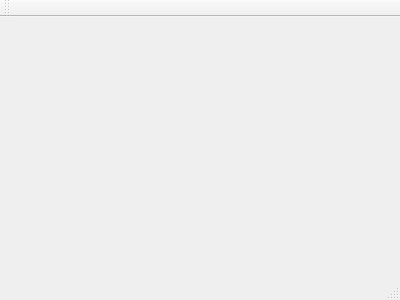
First picture: the form in moni_con.ui, repository stanleywinata/Motor_GUI, before the edit.
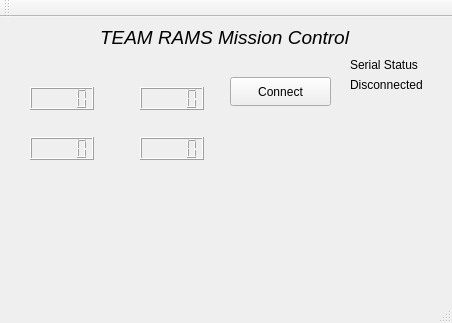
Second picture: the form after the edit.

Patch:
```diff
--- a/moni_con.ui
+++ b/moni_con.ui
@@ -1,24 +1,141 @@
 <ui version="4.0">
  <class>Moni_Con</class>
- <widget class="QMainWindow" name="Moni_Con" >
-  <property name="geometry" >
+ <widget class="QMainWindow" name="Moni_Con">
+  <property name="geometry">
    <rect>
     <x>0</x>
     <y>0</y>
-    <width>400</width>
-    <height>300</height>
+    <width>452</width>
+    <height>323</height>
    </rect>
   </property>
   <property name="windowTitle" >
    <string>Moni_Con</string>
   </property>
-  <widget class="QMenuBar" name="menuBar" />
-  <widget class="QToolBar" name="mainToolBar" />
-  <widget class="QWidget" name="centralWidget" />
-  <widget class="QStatusBar" name="statusBar" />
+  <widget class="QWidget" name="centralWidget">
+   <widget class="QLCDNumber" name="sonar">
+    <property name="geometry">
+     <rect>
+      <x>30</x>
+      <y>70</y>
+      <width>64</width>
+      <height>23</height>
+     </rect>
+    </property>
+   </widget>
+   <widget class="QLCDNumber" name="temperature">
+    <property name="geometry">
+     <rect>
+      <x>140</x>
+      <y>70</y>
+      <width>64</width>
+      <height>23</height>
+     </rect>
+    </property>
+   </widget>
+   <widget class="QLCDNumber" name="ranger">
+    <property name="geometry">
+     <rect>
+      <x>30</x>
+      <y>120</y>
+      <width>64</width>
+      <height>23</height>
+     </rect>
+    </property>
+   </widget>
+   <widget class="QLCDNumber" name="flex">
+    <property name="geometry">
+     <rect>
+      <x>140</x>
+      <y>120</y>
+      <width>64</width>
+      <height>23</height>
+     </rect>
+    </property>
+   </widget>
+   <widget class="QLabel" name="label">
+    <property name="geometry">
+     <rect>
+      <x>100</x>
+      <y>10</y>
+      <width>251</width>
+      <height>21</height>
+     </rect>
+    </property>
+    <property name="font">
+     <font>
+      <pointsize>14</pointsize>
+      <italic>true</italic>
+     </font>
+    </property>
+    <property name="text">
+     <string>TEAM RAMS Mission Control</string>
+    </property>
+    <property name="textFormat">
+     <enum>Qt::AutoText</enum>
+    </property>
+   </widget>
+   <widget class="QPushButton" name="connect_button">
+    <property name="geometry">
+     <rect>
+      <x>230</x>
+      <y>60</y>
+      <width>101</width>
+      <height>29</height>
+     </rect>
+    </property>
+    <property name="text">
+     <string>Connect</string>
+    </property>
+   </widget>
+   <widget class="QLabel" name="label_2">
+    <property name="geometry">
+     <rect>
+      <x>350</x>
+      <y>40</y>
+      <width>91</width>
+      <height>16</height>
+     </rect>
+    </property>
+    <property name="text">
+     <string>Serial Status</string>
+    </property>
+   </widget>
+   <widget class="QLabel" name="statuslab">
+    <property name="geometry">
+     <rect>
+      <x>350</x>
+      <y>60</y>
+      <width>91</width>
+      <height>16</height>
+     </rect>
+    </property>
+    <property name="text">
+     <string>Disconnected</string>
+    </property>
+   </widget>
+  </widget>
+  <widget class="QMenuBar" name="menuBar">
+   <property name="geometry">
+    <rect>
+     <x>0</x>
+     <y>0</y>
+     <width>452</width>
+     <height>23</height>
+    </rect>
+   </property>
+  </widget>
+  <widget class="QToolBar" name="mainToolBar">
+   <attribute name="toolBarArea">
+    <enum>TopToolBarArea</enum>
+   </attribute>
+   <attribute name="toolBarBreak">
+    <bool>false</bool>
+   </attribute>
+  </widget>
+  <widget class="QStatusBar" name="statusBar"/>
  </widget>
- <layoutDefault spacing="6" margin="11" />
- <pixmapfunction></pixmapfunction>
+ <layoutdefault spacing="6" margin="11"/>
  <resources/>
  <connections/>
 </ui>
```
Left out of the diff: 3 changed lines with no effect on the pictures.
